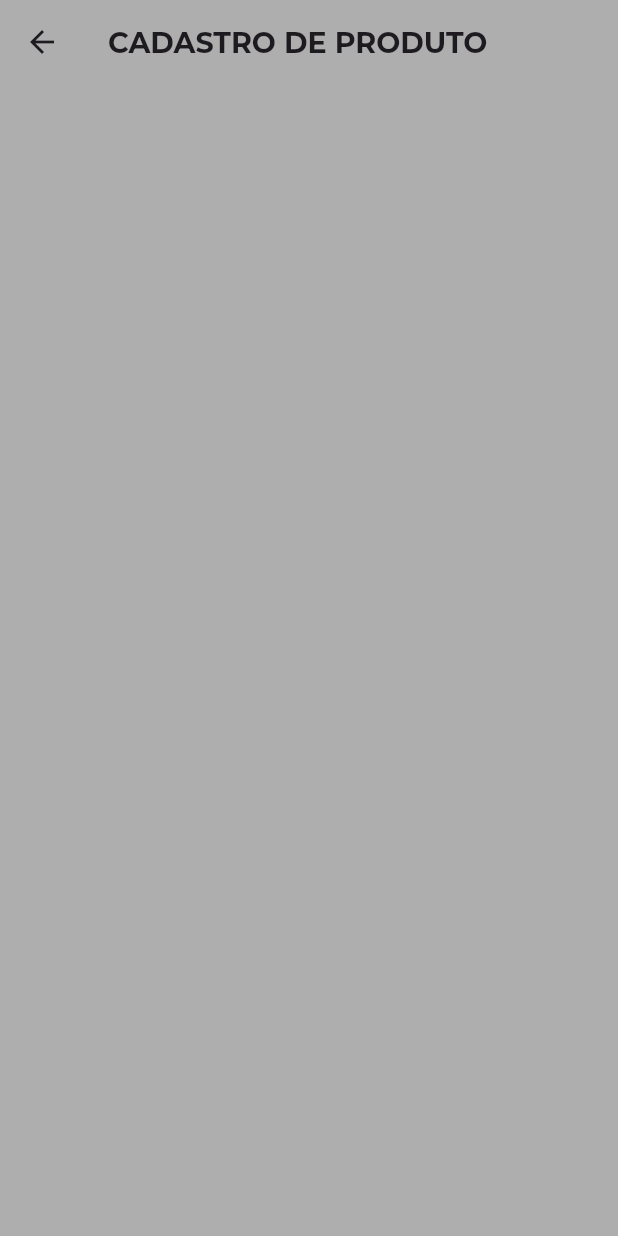
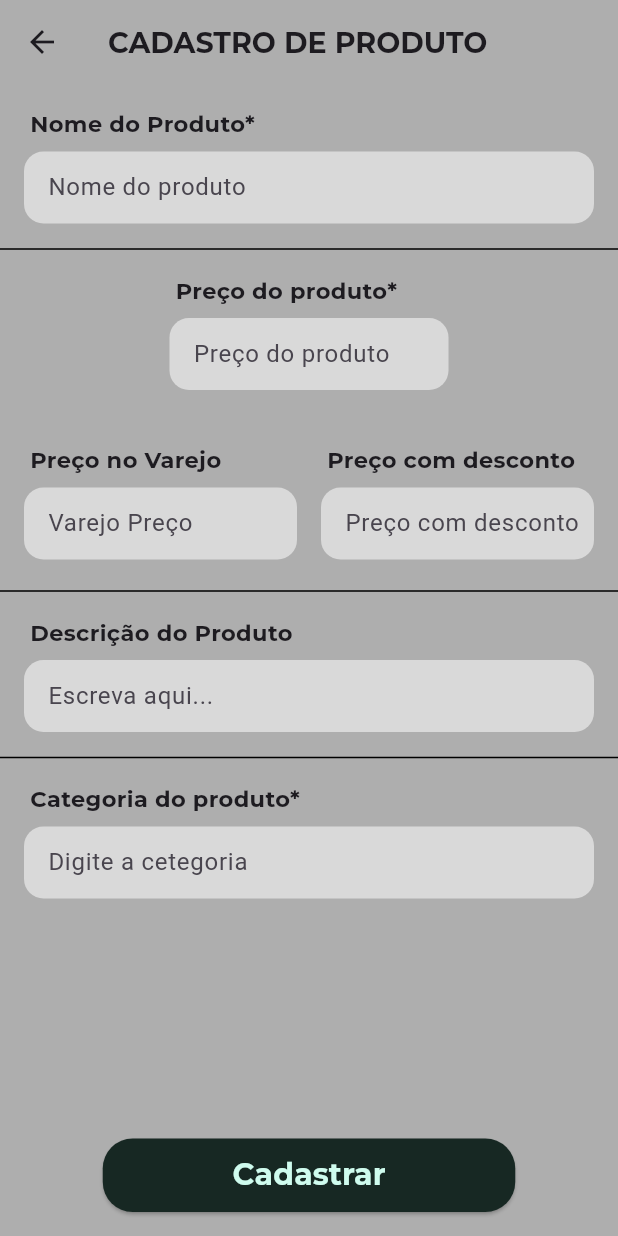
Before and after one commit to C-Brener/MarketToGoApp, a Flutter app: the RegisterProduct screen opened directly, on a phone screen of 412 x 824 dp. Run offline on Flutter 3.47's test engine with Material 3 defaults, Android fonts, the phone set to English and light mode, and no system bars; our stand-ins replace flutter_phosphor_icons; project files that could hold a hidden picture were left out.

Commit message:
Commit 3

```diff
--- a/lib/components/text_input.dart
+++ b/lib/components/text_input.dart
@@ -1 +1,36 @@
-ste
+import 'package:flutter/material.dart';
+import 'package:market_to_go/components/input_field.dart';
+
+class TextInput extends StatelessWidget {
+  final String textTitleComponent;
+  final String placeHolder;
+  final void Function(String) getText;
+  const TextInput(
+      {super.key,
+      required this.textTitleComponent,
+      required this.placeHolder,
+      required this.getText});
+
+  @override
+  Widget build(BuildContext context) {
+    return Column(
+      crossAxisAlignment: CrossAxisAlignment.start,
+      children: [
+        Padding(
+          padding: EdgeInsets.fromLTRB(4,0,0,8),
+          child: Text(
+            textTitleComponent,
+            style: const TextStyle(
+                fontFamily: 'Montserrat',
+                fontSize: 15,
+                fontWeight: FontWeight.bold),
+          ),
+        ),
+        InputField(
+            typeOfInput: TextInputType.name,
+            textPlaceHolder: placeHolder,
+            getText: (productname) => {})
+      ],
+    );
+  }
+}
--- a/lib/screen/product_register_screen.dart
+++ b/lib/screen/product_register_screen.dart
@@ -1,4 +1,6 @@
 import 'package:flutter/material.dart';
+import 'package:market_to_go/components/primary_button.dart';
+import 'package:market_to_go/components/text_input.dart';
 
 class RegisterProduct extends StatelessWidget {
   const RegisterProduct({super.key});
@@ -17,12 +19,92 @@ class RegisterProduct extends StatelessWidget {
           ),
         ),
       ),
-      backgroundColor: Color.fromARGB(255, 174, 174, 174),
-      body: Column(
-        children: [
+      backgroundColor: const Color.fromARGB(255, 174, 174, 174),
+      body: SingleChildScrollView(
+        child: Column(
+          children: [
+            Padding(
+              padding: const EdgeInsets.all(16.0),
+              child: TextInput(
+                  textTitleComponent: "Nome do Produto*",
+                  placeHolder: "Nome do produto",
+                  getText: (nameProduct) => {}),
+            ),
+            const Divider(
+              height: 2,
+              color: Colors.black,
+            ),
+            Column(
+              crossAxisAlignment: CrossAxisAlignment.center,
+              children: [
+                Padding(
+                  padding:
+                      const EdgeInsets.symmetric(horizontal: 113, vertical: 16),
+                  child: TextInput(
+                      textTitleComponent: "Preço do produto*",
+                      placeHolder: "Preço do produto",
+                      getText: (nameProduct) => {}),
+                ),
+                Padding(
+                  padding:
+                      const EdgeInsets.symmetric(horizontal: 16, vertical: 20),
+                  child: Flex(
+                    direction: Axis.horizontal,
+                    children: [
+                      Expanded(
+                        child: TextInput(
+                            textTitleComponent: "Preço no Varejo",
+                            placeHolder: "Varejo Preço",
+                            getText: (text) => {}
+                        ),
+                      ),
+                      const Padding(padding: EdgeInsets.fromLTRB(16, 0, 0, 0)),
+                      Expanded(
+                        child: TextInput(
+                            textTitleComponent: "Preço com desconto",
+                            placeHolder: "Preço com desconto",
+                            getText: (text) => {}
+                        ),
+                      ),
+                    ],
+                  ),
+                ),
+              ],
+            ),
+            const Divider(
+              height: 2,
+              color: Colors.black,
+            ),
+            Padding(
+              padding: const EdgeInsets.all(16.0),
+              child: TextInput(
+                textTitleComponent: 'Descrição do Produto',
+                placeHolder: 'Escreva aqui...',
+                getText: (text) => {}
+              ),
+            ),
+            const Divider(
+              height: 2,
+              color: Colors.black,
+            ),
+            Padding(
+              padding: const EdgeInsets.all(16.0),
+              child: TextInput(textTitleComponent: 'Categoria do produto*',
+                placeHolder: 'Digite a cetegoria ',
+                getText: (text) => {}
+              ),
+            )
+          ],
+        ),
+      ),
 
-        ],
+      floatingActionButton: PrimaryButton(
+        onClick: (){
+
+        },
+        textButton: 'Cadastrar'
       ),
+      floatingActionButtonLocation: FloatingActionButtonLocation.centerFloat,
     );
   }
 }
```
